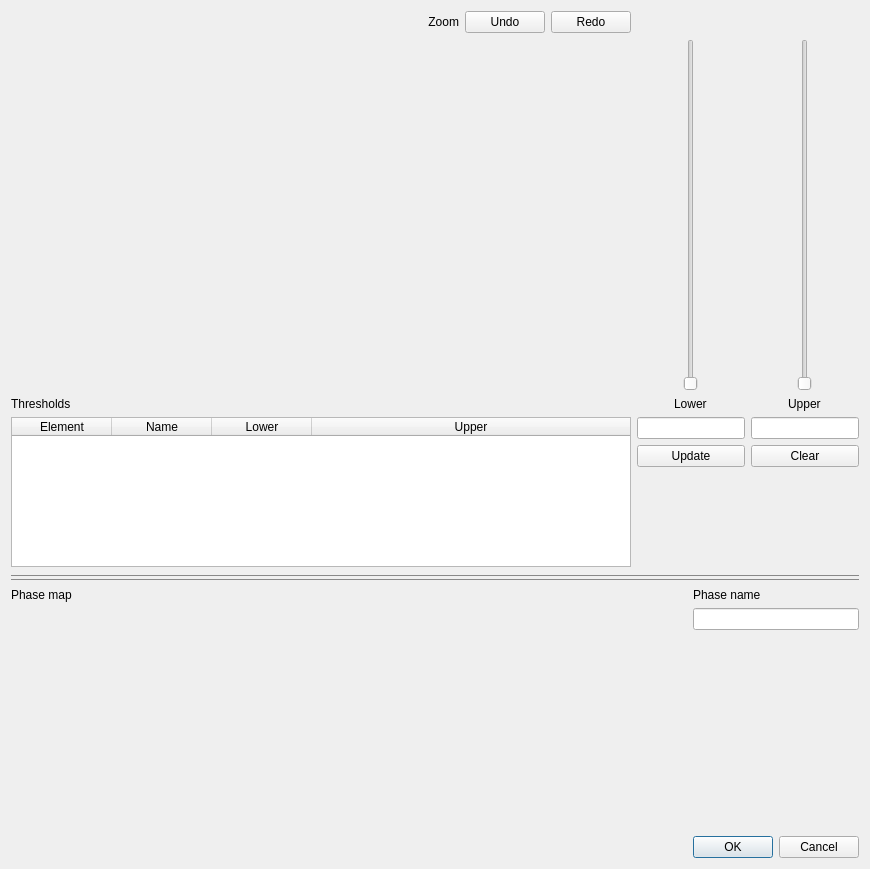
The window that src/resources/ui_new_phase_filtered_dialog.ui (ianthomas23/QACD-quack) describes before a commit, drawn with Qt 5.
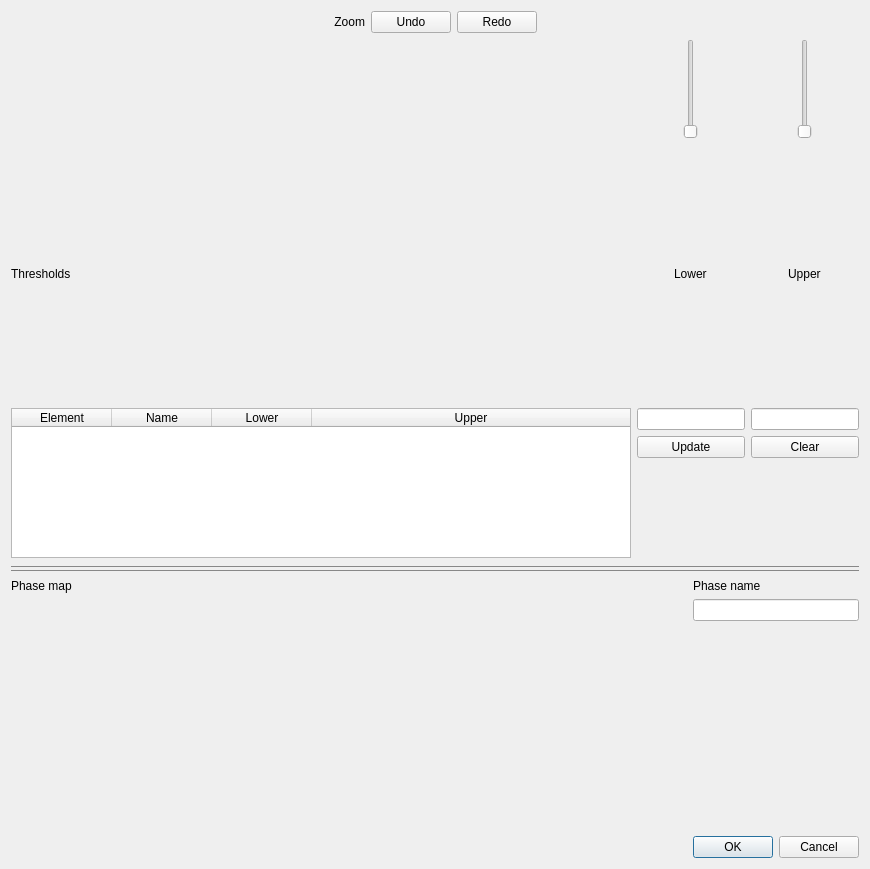
The same window after the commit. Custom widgets are drawn as their Qt base class.

Commit message: Minor layout and display option improvements

What changed in the file:
```diff
--- a/src/resources/ui_new_phase_filtered_dialog.ui
+++ b/src/resources/ui_new_phase_filtered_dialog.ui
@@ -14,6 +14,48 @@
    <string>Create new phase map by thresholding filtered element maps</string>
   </property>
   <layout class="QVBoxLayout" name="vlayout">
+   <item>
+    <layout class="QHBoxLayout" name="zoomLayout" stretch="1,0,0,0,1">
+     <item>
+      <widget class="QLabel" name="dummy1">
+       <property name="text">
+        <string/>
+       </property>
+      </widget>
+     </item>
+     <item>
+      <widget class="QLabel" name="zoomLabel">
+       <property name="text">
+        <string>Zoom</string>
+       </property>
+       <property name="alignment">
+        <set>Qt::AlignRight|Qt::AlignTrailing|Qt::AlignVCenter</set>
+       </property>
+      </widget>
+     </item>
+     <item>
+      <widget class="QPushButton" name="undoButton">
+       <property name="text">
+        <string>Undo</string>
+       </property>
+      </widget>
+     </item>
+     <item>
+      <widget class="QPushButton" name="redoButton">
+       <property name="text">
+        <string>Redo</string>
+       </property>
+      </widget>
+     </item>
+     <item>
+      <widget class="QLabel" name="dummy1">
+       <property name="text">
+        <string/>
+       </property>
+      </widget>
+     </item>
+    </layout>
+   </item>
    <item>
     <widget class="QSplitter" name="splitter">
      <property name="styleSheet">
@@ -33,36 +75,8 @@
       <bool>false</bool>
      </property>
      <widget class="QWidget" name="gridLayoutWidgetTop">
-      <layout class="QGridLayout" name="gridLayoutTop" rowstretch="0,1,0,0,0,0" columnstretch="1,0,0">
+      <layout class="QGridLayout" name="gridLayoutTop" rowstretch="0,1,0,0,0" columnstretch="1,0,0">
        <item row="0" column="0">
-        <layout class="QHBoxLayout" name="zoomLayout" stretch="1,0,0">
-         <item>
-          <widget class="QLabel" name="zoomLabel">
-           <property name="text">
-            <string>Zoom</string>
-           </property>
-           <property name="alignment">
-            <set>Qt::AlignRight|Qt::AlignTrailing|Qt::AlignVCenter</set>
-           </property>
-          </widget>
-         </item>
-         <item>
-          <widget class="QPushButton" name="undoButton">
-           <property name="text">
-            <string>Undo</string>
-           </property>
-          </widget>
-         </item>
-         <item>
-          <widget class="QPushButton" name="redoButton">
-           <property name="text">
-            <string>Redo</string>
-           </property>
-          </widget>
-         </item>
-        </layout>
-       </item>
-       <item row="1" column="0">
         <widget class="MatplotlibWidget" name="elementMatplotlibWidget" native="true">
          <property name="sizePolicy">
           <sizepolicy hsizetype="Expanding" vsizetype="Expanding">
@@ -78,7 +92,7 @@
          </property>
         </widget>
        </item>
-       <item row="1" column="1" alignment="Qt::AlignHCenter">
+       <item row="0" column="1" alignment="Qt::AlignHCenter">
         <widget class="QSlider" name="lowerSlider">
          <property name="singleStep">
           <number>10</number>
@@ -91,7 +105,7 @@
          </property>
         </widget>
        </item>
-       <item row="1" column="2" alignment="Qt::AlignHCenter">
+       <item row="0" column="2" alignment="Qt::AlignHCenter">
         <widget class="QSlider" name="upperSlider">
          <property name="singleStep">
           <number>10</number>
@@ -104,28 +118,28 @@
          </property>
         </widget>
        </item>
-       <item row="2" column="0">
+       <item row="1" column="0">
         <widget class="QLabel" name="label_3">
          <property name="text">
           <string>Thresholds</string>
          </property>
         </widget>
        </item>
-       <item row="2" column="1" alignment="Qt::AlignHCenter">
+       <item row="1" column="1" alignment="Qt::AlignHCenter">
         <widget class="QLabel" name="label">
          <property name="text">
           <string>Lower</string>
          </property>
         </widget>
        </item>
-       <item row="2" column="2" alignment="Qt::AlignHCenter">
+       <item row="1" column="2" alignment="Qt::AlignHCenter">
         <widget class="QLabel" name="label_2">
          <property name="text">
           <string>Upper</string>
          </property>
         </widget>
        </item>
-       <item row="3" column="0" rowspan="3">
+       <item row="2" column="0" rowspan="3">
         <widget class="QTableWidget" name="elementTable">
          <property name="sizePolicy">
           <sizepolicy hsizetype="Expanding" vsizetype="Expanding">
@@ -191,7 +205,7 @@
          </column>
         </widget>
        </item>
-       <item row="3" column="1">
+       <item row="2" column="1">
         <widget class="QLineEdit" name="lowerLineEdit">
          <property name="sizePolicy">
           <sizepolicy hsizetype="Minimum" vsizetype="Fixed">
@@ -204,7 +218,7 @@
          </property>
         </widget>
        </item>
-       <item row="3" column="2">
+       <item row="2" column="2">
         <widget class="QLineEdit" name="upperLineEdit">
          <property name="sizePolicy">
           <sizepolicy hsizetype="Minimum" vsizetype="Fixed">
@@ -217,7 +231,7 @@
          </property>
         </widget>
        </item>
-       <item row="4" column="1">
+       <item row="3" column="1">
         <widget class="QPushButton" name="updateThresholdsButton">
          <property name="sizePolicy">
           <sizepolicy hsizetype="Minimum" vsizetype="Fixed">
@@ -230,7 +244,7 @@
          </property>
         </widget>
        </item>
-       <item row="4" column="2">
+       <item row="3" column="2">
         <widget class="QPushButton" name="clearThresholdsButton">
          <property name="sizePolicy">
           <sizepolicy hsizetype="Minimum" vsizetype="Fixed">
```
Left out of the diff: 2 changed lines with no effect on the pictures. The commit also changes 6 other files.
